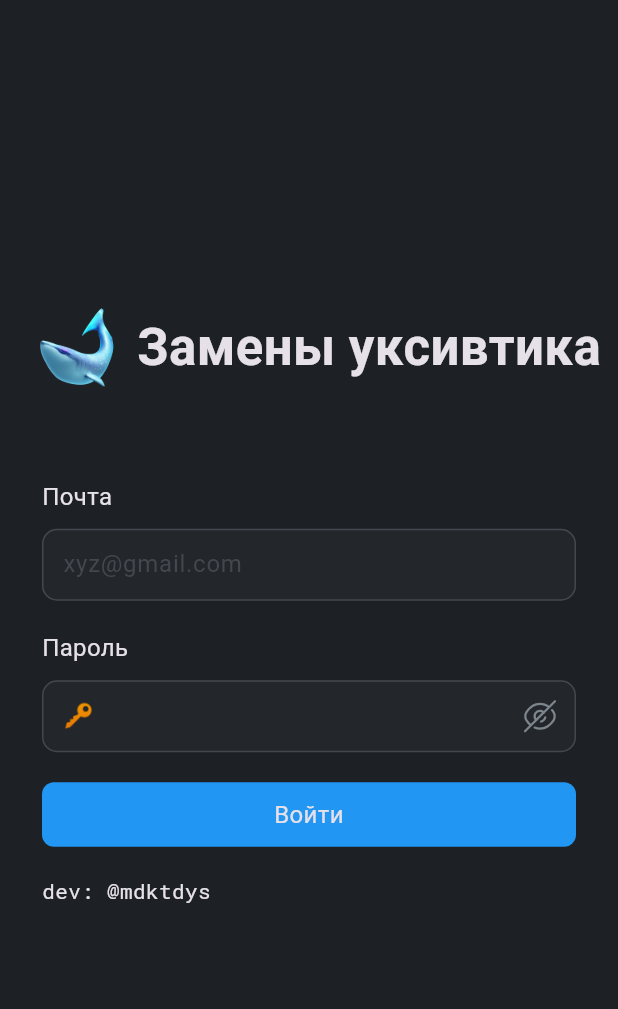
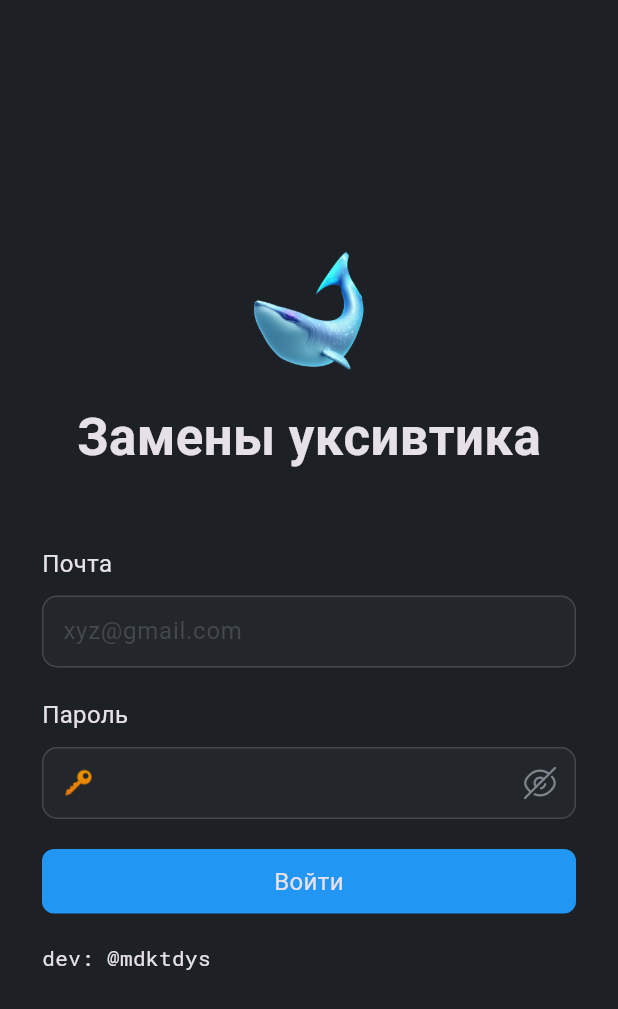
Before and after one commit to mdktdys/Gefest, a Flutter app: the screen it shows after launch, on a phone screen of 412 x 824 dp. Shown: the top 1009 px of the screen. Run offline on Flutter 3.47's test engine with Material 3 defaults, Android fonts, the phone set to English and light mode, and no system bars; our stand-ins replace flutter_svg, google_fonts.

Commit message:
UI Fixes

```diff
--- a/lib/presentation/screens/login/login.dart
+++ b/lib/presentation/screens/login/login.dart
@@ -25,12 +25,25 @@ class _LoginScreenState extends State<LoginScreen> {
             mainAxisAlignment: MainAxisAlignment.center,
             crossAxisAlignment: CrossAxisAlignment.center,
             children: [
+              if (MediaQuery.sizeOf(context).width > 530)
                 Row(
                   mainAxisAlignment: MainAxisAlignment.center,
                   children: [
                     Image.asset(
                       "assets/images/logo.png",
                       width: 80,
+                    ),
+                    Text("Замены уксивтика",
+                        style: Fa.big.copyWith(fontWeight: FontWeight.bold)),
+                  ],
+                )
+              else
+                Column(
+                  mainAxisAlignment: MainAxisAlignment.center,
+                  children: [
+                    Image.asset(
+                      "assets/images/logo.png",
+                      width: 120,
                     ),
                     Text("Замены уксивтика",
                         style: Fa.big.copyWith(fontWeight: FontWeight.bold)),
```
Lines whose indentation alone changed are shown as unchanged.
